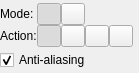
The window that krita/ui/forms/wdgselectionoptions.ui (KDE/krita) describes before a commit, drawn with Qt 5.
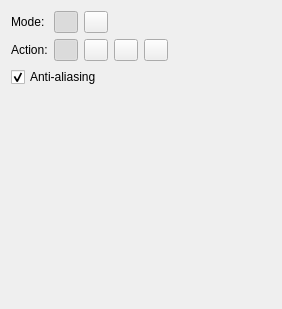
The same window after the commit.

Commit message: Changed the UI which contains labels and textfields into QFormLayout to set alignment issues

```diff
--- a/krita/ui/forms/wdgselectionoptions.ui
+++ b/krita/ui/forms/wdgselectionoptions.ui
@@ -6,21 +6,15 @@
    <rect>
     <x>0</x>
     <y>0</y>
-    <width>139</width>
-    <height>73</height>
+    <width>282</width>
+    <height>309</height>
    </rect>
   </property>
-  <layout class="QGridLayout" name="gridLayout_2">
-   <property name="margin">
-    <number>0</number>
-   </property>
-   <property name="spacing">
-    <number>0</number>
-   </property>
-   <item row="0" column="0">
-    <layout class="QGridLayout" name="gridLayout">
-     <property name="spacing">
-      <number>0</number>
+  <layout class="QVBoxLayout" name="verticalLayout">
+   <item>
+    <layout class="QFormLayout" name="formLayout">
+     <property name="fieldGrowthPolicy">
+      <enum>QFormLayout::ExpandingFieldsGrow</enum>
      </property>
      <item row="0" column="0">
       <widget class="QLabel" name="lblMode">
@@ -33,6 +27,8 @@
       </widget>
      </item>
      <item row="0" column="1">
+      <layout class="QHBoxLayout" name="horizontalLayout">
+       <item>
       <widget class="QPushButton" name="pixel">
        <property name="sizePolicy">
         <sizepolicy hsizetype="Fixed" vsizetype="Fixed">
@@ -63,7 +59,7 @@
        </property>
       </widget>
      </item>
-     <item row="0" column="2">
+       <item>
       <widget class="QPushButton" name="shape">
        <property name="sizePolicy">
         <sizepolicy hsizetype="Fixed" vsizetype="Fixed">
@@ -91,6 +87,8 @@
        </property>
       </widget>
      </item>
+      </layout>
+     </item>
      <item row="1" column="0">
       <widget class="QLabel" name="lblAction">
        <property name="text">
@@ -102,6 +100,8 @@
       </widget>
      </item>
      <item row="1" column="1">
+      <layout class="QHBoxLayout" name="horizontalLayout_2">
+       <item>
       <widget class="QPushButton" name="replace">
        <property name="sizePolicy">
         <sizepolicy hsizetype="Fixed" vsizetype="Fixed">
@@ -132,7 +132,7 @@
        </property>
       </widget>
      </item>
-     <item row="1" column="2">
+       <item>
       <widget class="QPushButton" name="intersect">
        <property name="sizePolicy">
         <sizepolicy hsizetype="Fixed" vsizetype="Fixed">
@@ -160,7 +160,7 @@
        </property>
       </widget>
      </item>
-     <item row="1" column="3">
+       <item>
       <widget class="QPushButton" name="add">
        <property name="sizePolicy">
         <sizepolicy hsizetype="Fixed" vsizetype="Fixed">
@@ -188,7 +188,7 @@
        </property>
       </widget>
      </item>
-     <item row="1" column="4">
+       <item>
       <widget class="QPushButton" name="subtract">
        <property name="sizePolicy">
         <sizepolicy hsizetype="Fixed" vsizetype="Fixed">
@@ -218,29 +218,31 @@
      </item>
     </layout>
    </item>
-   <item row="0" column="1">
-    <spacer name="horizontalSpacer">
+    </layout>
+   </item>
+   <item>
+    <widget class="QCheckBox" name="chkAntiAliasing">
+     <property name="text">
+      <string>Anti-aliasing</string>
+     </property>
+     <property name="checked">
+      <bool>true</bool>
+     </property>
+    </widget>
+   </item>
+   <item>
+    <spacer name="verticalSpacer">
      <property name="orientation">
-      <enum>Qt::Horizontal</enum>
+      <enum>Qt::Vertical</enum>
      </property>
      <property name="sizeHint" stdset="0">
       <size>
-       <width>0</width>
-       <height>10</height>
+       <width>20</width>
+       <height>205</height>
       </size>
      </property>
     </spacer>
    </item>
-   <item row="1" column="0">
-    <widget class="QCheckBox" name="chkAntiAliasing">
-     <property name="text">
-      <string>Anti-aliasing</string>
-     </property>
-     <property name="checked">
-      <bool>true</bool>
-     </property>
-    </widget>
-   </item>
   </layout>
  </widget>
  <layoutdefault spacing="6" margin="11"/>
```
Lines whose indentation alone changed are shown as unchanged. The commit also changes 91 other files.
